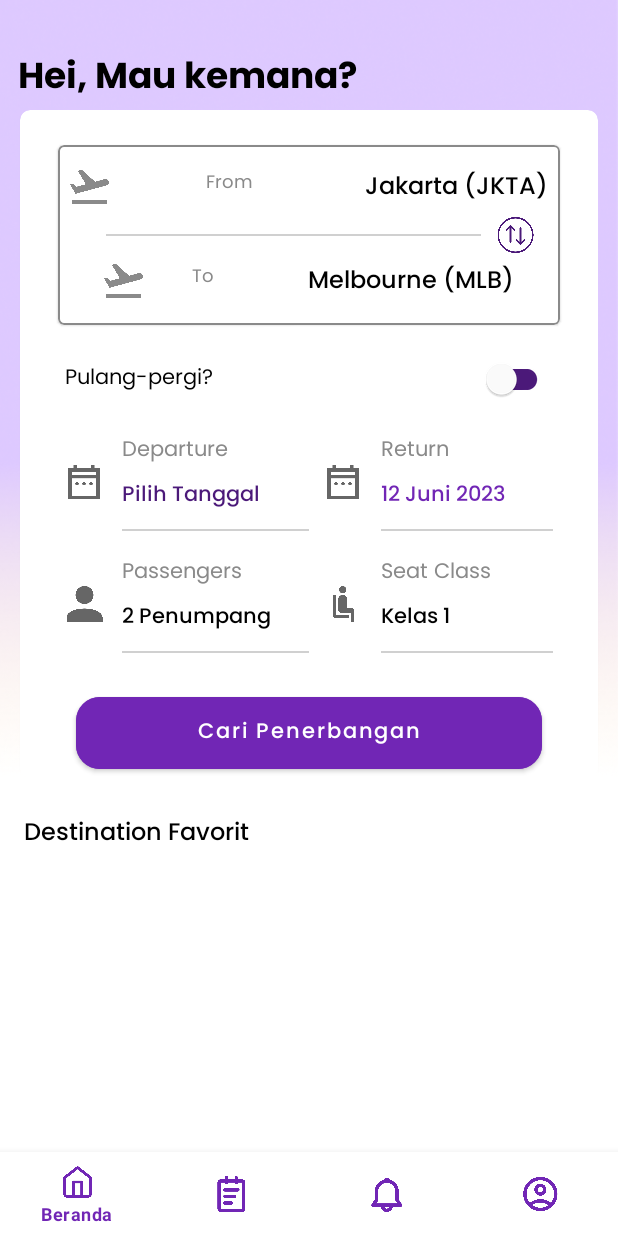
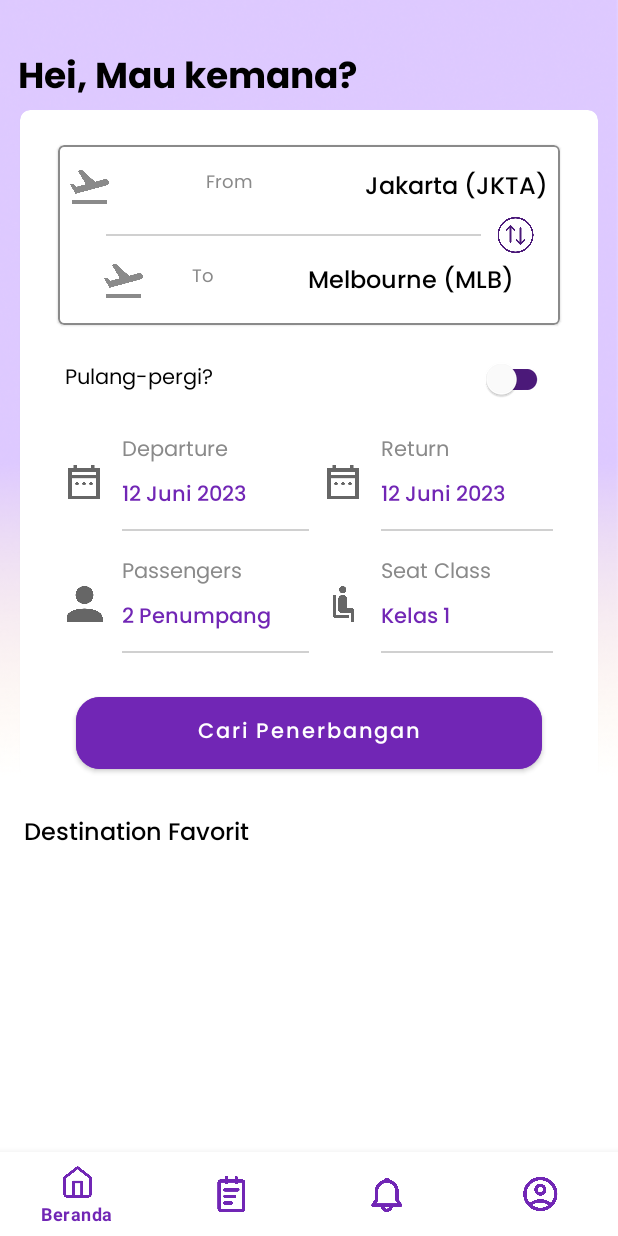
Before and after one commit to BINARFPC2/C2-Mobile, an Android app: the screen it shows after launch (MainActivity), on a phone screen of 412 x 824 dp. Run offline under Robolectric (Android 15) with nearby library versions, the phone set to English and light mode, and no system bars; our stand-ins replace Dagger/Hilt's generated code, FlexboxLayout, navigation-ui.

Commit message:
[update] Date Picker

```diff
--- a/app/src/main/java/com/dwiki/tiketku/view/beranda/BerandaFragment.kt
+++ b/app/src/main/java/com/dwiki/tiketku/view/beranda/BerandaFragment.kt
@@ -7,6 +7,7 @@ import androidx.fragment.app.Fragment
 import android.view.LayoutInflater
 import android.view.View
 import android.view.ViewGroup
+import android.widget.DatePicker
 import androidx.fragment.app.viewModels
 import androidx.navigation.fragment.findNavController
 import com.dwiki.tiketku.R
@@ -41,10 +42,12 @@ class BerandaFragment : Fragment() {
         super.onViewCreated(view, savedInstanceState)
 
 
-        val dateNow = berandaViewModel.getDatePref()
-        binding.tvPilihTanggal.text = dateNow
-
-
+        //get date
+        val dateNowReturn = berandaViewModel.getDatePref()
+        val dateNowDeparture = berandaViewModel.getDepartureDate()
+        //set date
+        binding.tvPilihTanggal.text = dateNowReturn
+        binding.tvDepartureDate.text = dateNowDeparture
 
 
         binding.tvPenumpang.setOnClickListener {
@@ -55,40 +58,42 @@ class BerandaFragment : Fragment() {
             findNavController().navigate(R.id.action_berandaFragment_to_bottomSheetKelasFragment)
         }
 
+        binding.btnCari.setOnClickListener {
+            //test get data
+            val departureDate = berandaViewModel.getDepartureDate()
+            val returnDate = berandaViewModel.getDatePref()
+            //get berdasarkan jenis passengers
+            val dewasa = berandaViewModel.getPenumpangDewasa()
+            val anak = berandaViewModel.getPenumpangAnak()
+            val bayi = berandaViewModel.getPenumpangBayi()
+            val total = dewasa + anak + bayi
+
+            val passengers = total
+            val kelas = berandaViewModel.getNamaKelas()
+            Log.d("Beranda Fragment","$departureDate $returnDate $passengers $kelas")
+        }
 
 
+        flipLokasi()
+        getKelasPenerbangan()
+        getSetPenumpang()
+        datePickerReturn()
+        datePickerDeparture()
+
+    }
+
+    private fun flipLokasi() {
         binding.btnFlip.setOnClickListener {
             val keberangkatan = binding.tvDeparture.text.toString()
             val tujuan = binding.tvTujuan.text.toString()
             binding.tvTujuan.text = keberangkatan
             binding.tvDeparture.text = tujuan
         }
-
-        getKelasPenerbangan()
-//        getTanggalKembali()
-        getTanggalBerangkat()
-        getSetPenumpang()
-        datePickerReturn()
-        datePickerDeparture()
-
     }
 
     private fun datePickerDeparture() {
         binding.tvDepartureDate.setOnClickListener {
-            val nameMonth = ArrayList<String>()
-            nameMonth.add("Januari")
-            nameMonth.add("Februari")
-            nameMonth.add("Maret")
-            nameMonth.add("April")
-            nameMonth.add("Mei")
-            nameMonth.add("Juni")
-            nameMonth.add("Juli")
-            nameMonth.add("Agustus")
-            nameMonth.add("September")
-            nameMonth.add("Oktober")
-            nameMonth.add("November")
-            nameMonth.add("Desember")
-
+            val nameMonth = namaMonth()
             val calendar = Calendar.getInstance()
             val year = calendar.get(Calendar.YEAR)
             val month = calendar.get(Calendar.MONTH)
@@ -100,57 +105,59 @@ class BerandaFragment : Fragment() {
                     val bulan =nameMonth[month]
                     tanggalPergi = "$dayOfMonth $bulan $year"
                     binding.tvDepartureDate.setText(tanggalPergi)
-                    binding.tvDepartureDate.setTextColor(resources.getColor(R.color.black))
                 },
                 year, month, day,
             )
             datePickerDialog.show()
+            datePickerDialog.setOnDateSetListener { datePicker, _, _, _ ->
+                val bulanDeparture = nameMonth[datePicker.month]
+                val tahunDeparture = datePicker.year
+                val hariDeparture = datePicker.dayOfMonth
+                val tanggalDeparture = "$hariDeparture $bulanDeparture $tahunDeparture"
+                berandaViewModel.saveDepartureDate(tanggalDeparture)
+                findNavController().navigate(R.id.berandaFragment)
+            }
             datePickerDialog.getButton(DatePickerDialog.BUTTON_NEGATIVE).setTextColor(resources.getColor(R.color.darkblue_05))
             datePickerDialog.getButton(DatePickerDialog.BUTTON_POSITIVE).setTextColor(resources.getColor(R.color.darkblue_05))
         }
     }
 
     private fun datePickerReturn(){
+        binding.tvPilihTanggal.setOnClickListener {
 
-        binding.tvPilihTanggal.setOnClickListener {
-            findNavController().navigate(R.id.action_berandaFragment_to_datePickerDialog)
+            val nameMonth = namaMonth()
+
+            val calendar = Calendar.getInstance()
+            val year = calendar.get(Calendar.YEAR)
+            val month = calendar.get(Calendar.MONTH)
+            val day = calendar.get(Calendar.DAY_OF_MONTH)
+
+            val datePickerDialog = DatePickerDialog(requireContext(),R.style.DateDialogTheme, { _, year, month, dayOfMonth ->
+                    val bulan =nameMonth[month]
+                    tanggalPergi = "$dayOfMonth $bulan $year"
+                    binding.tvPilihTanggal.text = tanggalPergi
+                },
+                year, month, day,
+            )
+            datePickerDialog.show()
+            datePickerDialog.setOnDateSetListener { datePicker, _, _, _ ->
+                val nameMonth = namaMonth()
+                val bulan =nameMonth[datePicker.month]
+                val tahun = datePicker.year
+                val hari = datePicker.dayOfMonth
+                val tanggalPilihan = "$hari $bulan $tahun"
+                berandaViewModel.saveDatePref(tanggalPilihan)
+                findNavController().navigate(R.id.berandaFragment)
+            }
+            datePickerDialog.getButton(DatePickerDialog.BUTTON_NEGATIVE).setTextColor(resources.getColor(R.color.darkblue_05))
+            datePickerDialog.getButton(DatePickerDialog.BUTTON_POSITIVE).setTextColor(resources.getColor(R.color.darkblue_05))
         }
+
     }
-
-
-//    private fun getTanggalKembali() {
-//
-//        berandaViewModel.date.observe(viewLifecycleOwner){
-//            Log.d("Beranda Fragment", it)
-//            if (it.isEmpty()) {
-//                binding.tvPilihTanggal.text = defaultTanggal
-//                binding.tvPenumpang.setTextColor(resources.getColor(R.color.darkblue_05))
-//            } else {
-//                binding.tvPilihTanggal.text = it
-//                binding.tvPenumpang.setTextColor(resources.getColor(R.color.black))
-//
-//            }
-//        }
-//    }
-
-    private fun getTanggalBerangkat() {
-        if (tanggalPergi == null) {
-            binding.tvDepartureDate.setText("Pilih Tanggal")
-            binding.tvDepartureDate.setTextColor(resources.getColor(R.color.darkblue_05))
-        } else {
-            binding.tvDepartureDate.setText(tanggalPergi)
-            binding.tvPenumpang.setTextColor(resources.getColor(R.color.black))
-
-        }
-    }
-
-
 
     private fun getKelasPenerbangan() {
        val kelas = berandaViewModel.getNamaKelas()
         binding.tvClass.text = kelas
-
-
     }
 
     private fun getSetPenumpang(){
@@ -161,17 +168,22 @@ class BerandaFragment : Fragment() {
         binding.tvPenumpang.text = "$total Penumpang"
     }
 
-    override fun onResume() {
-        super.onResume()
-        Log.d("Beranda Fragment", "onResume")
-    }
-    override fun onDestroy() {
-        super.onDestroy()
-        berandaViewModel.clearData()
-        Log.d("Beranda Fragment", "onDestroy")
+    private fun namaMonth(): ArrayList<String> {
+        val nameMonth = ArrayList<String>()
+        nameMonth.add("Januari")
+        nameMonth.add("Februari")
+        nameMonth.add("Maret")
+        nameMonth.add("April")
+        nameMonth.add("Mei")
+        nameMonth.add("Juni")
+        nameMonth.add("Juli")
+        nameMonth.add("Agustus")
+        nameMonth.add("September")
+        nameMonth.add("Oktober")
+        nameMonth.add("November")
+        nameMonth.add("Desember")
+        return nameMonth
     }
 
 
-
-
 }
--- a/app/src/main/java/com/dwiki/tiketku/viewmodel/BerandaViewModel.kt
+++ b/app/src/main/java/com/dwiki/tiketku/viewmodel/BerandaViewModel.kt
@@ -47,6 +47,12 @@ class BerandaViewModel @Inject constructor(
         editor.apply()
     }
 
+    fun saveDepartureDate(date: String){
+        val editor = sharedPreferences.edit()
+        editor.putString("departure",date)
+        editor.apply()
+    }
+
     fun getPenumpangDewasa():Int{
         return sharedPreferences.getInt("dewasa",2)
     }
@@ -83,6 +89,30 @@ class BerandaViewModel @Inject constructor(
        return sharedPreferences.getString("date",defaultTanggal)
    }
 
+    fun getDepartureDate():String?{
+        val nameMonth = ArrayList<String>()
+        nameMonth.add("Januari")
+        nameMonth.add("Februari")
+        nameMonth.add("Maret")
+        nameMonth.add("April")
+        nameMonth.add("Mei")
+        nameMonth.add("Juni")
+        nameMonth.add("Juli")
+        nameMonth.add("Agustus")
+        nameMonth.add("September")
+        nameMonth.add("Oktober")
+        nameMonth.add("November")
+        nameMonth.add("Desember")
+
+        val c = Calendar.getInstance()
+        val year = c.get(Calendar.YEAR)
+        val month = c.get(Calendar.MONTH)
+        val day = c.get(Calendar.DAY_OF_MONTH)
+        val bulan = nameMonth[month]
+        val defaultTanggal = "$day $bulan $year"
+        return sharedPreferences.getString("departure",defaultTanggal)
+    }
+
     fun getNamaKelas():String?{
         return sharedPreferences.getString("kelas","Kelas 1")
     }
--- a/app/src/main/res/layout/fragment_beranda.xml
+++ b/app/src/main/res/layout/fragment_beranda.xml
@@ -222,9 +222,8 @@
                                     style="@style/TextBody14Medium"
                                     android:layout_width="wrap_content"
                                     android:layout_height="wrap_content"
-                                    android:text="1 Maret 2023"
                                     android:layout_marginTop="6dp"
-                                    android:textColor="@color/black"/>
+                                    android:textColor="@color/darkblue_04"/>
 
                                 <View
                                     android:layout_width="match_parent"
@@ -324,9 +323,9 @@
                                     style="@style/TextBody14Medium"
                                     android:layout_width="wrap_content"
                                     android:layout_height="wrap_content"
-                                    android:text="2 Penumpang"
                                     android:layout_marginTop="6dp"
-                                    android:textColor="#000000"/>
+                                    android:textColor="@color/darkblue_04"
+                                    />
                                 <View
                                     android:layout_width="match_parent"
                                     android:layout_height="1dp"
@@ -370,10 +369,9 @@
                                     style="@style/TextBody14Medium"
                                     android:layout_width="wrap_content"
                                     android:layout_height="wrap_content"
-                                    android:text="Business"
                                     android:layout_marginTop="6dp"
-                                    android:textSize="14sp"
-                                    android:textColor="#000000"/>
+                                    android:textColor="@color/darkblue_04"
+                                    />
                                 <View
                                     android:layout_width="match_parent"
                                     android:layout_height="1dp"
```
